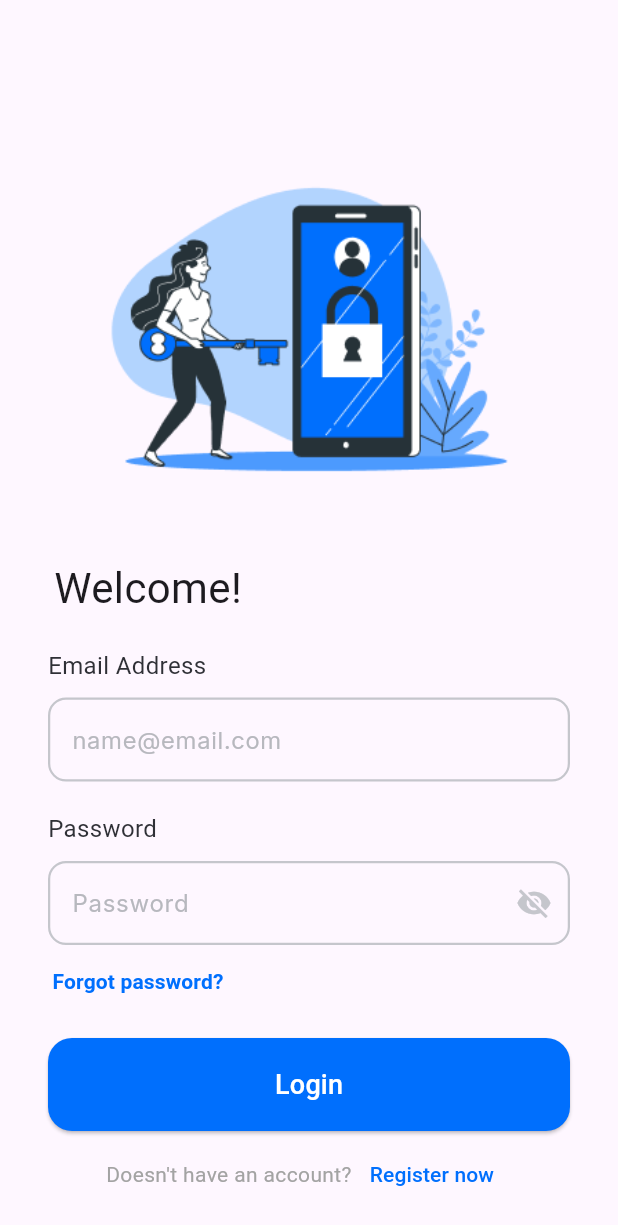
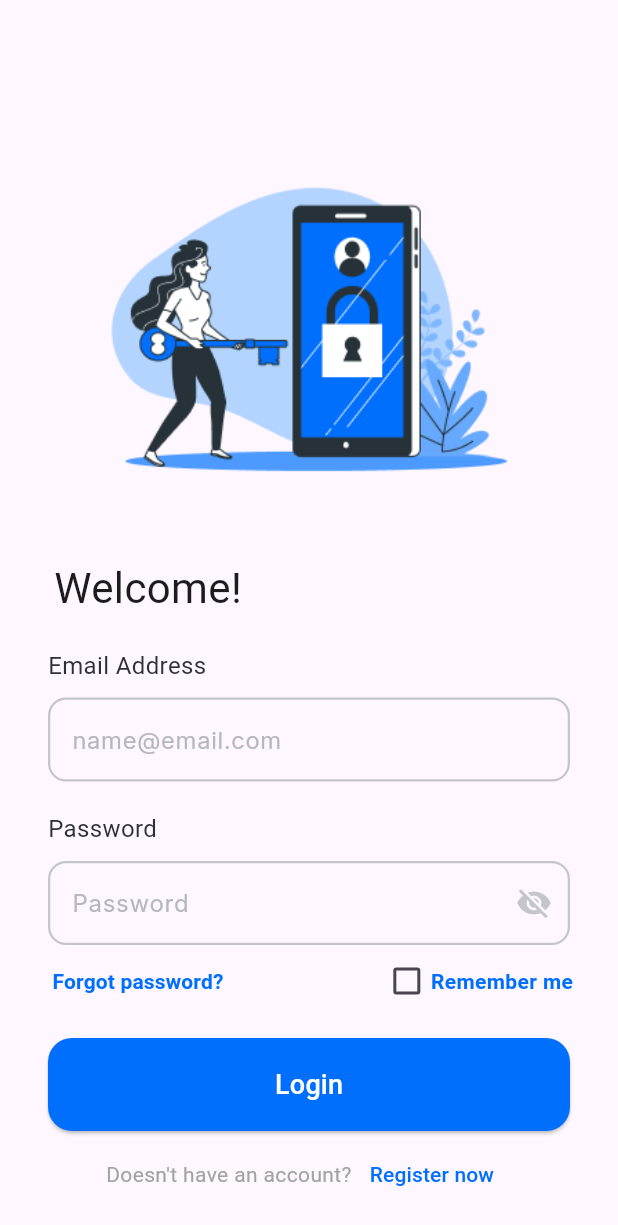
Before and after one commit to jonnytast122/majorWhisper, a Flutter app: the screen it shows after launch, on a phone screen of 412 x 824 dp. Shown: the top 1225 px of the screen. Run offline on Flutter 3.47's test engine with Material 3 defaults, Android fonts, the light colour scheme and no system bars; our stand-ins replace cloud_firestore, firebase_auth, firebase_core, fluttertoast, google_sign_in; accounts and stored records are empty; Roboto replaces fonts that are missing (Inter, Inter-black, Inter-semibold).

Commit message:
remember me checkbox

```diff
--- a/lib/screens/auth/Login.dart
+++ b/lib/screens/auth/Login.dart
@@ -19,6 +19,7 @@
   final TextEditingController _emailController = TextEditingController();
   final TextEditingController _passwordController = TextEditingController();
   bool _isObscured = true;
+  bool _isChecked = false;
   final FirebaseAuth _auth = FirebaseAuth.instance;
   final GoogleSignIn _googleSignIn = GoogleSignIn();
   final FirebaseFirestore _firestore = FirebaseFirestore.instance;
@@ -72,18 +73,18 @@
                 padding: const EdgeInsets.symmetric(horizontal: 16.0),
                 child: TextField(
                   controller: _emailController,
-                  decoration: InputDecoration(
+                  decoration: const InputDecoration(
                     labelText: 'name@email.com',
-                    labelStyle: const TextStyle(
+                    labelStyle: TextStyle(
                       color: Color.fromARGB(255, 183, 184, 190),
                       fontFamily: 'Inter-regular',
                     ),
-                    focusedBorder: const OutlineInputBorder(
+                    focusedBorder: OutlineInputBorder(
                       borderRadius: BorderRadius.all(Radius.circular(12.0)),
                       borderSide:
                           BorderSide(color: Color(0xFF006FFD), width: 1.5),
                     ),
-                    enabledBorder: const OutlineInputBorder(
+                    enabledBorder: OutlineInputBorder(
                       borderRadius: BorderRadius.all(Radius.circular(12.0)),
                       borderSide:
                           BorderSide(color: Color(0xFFC5C6CC), width: 1.5),
@@ -144,9 +145,10 @@
                   ),
                 ),
               ),
-              Align(
-                alignment: Alignment.topLeft,
-                child: Padding(
+              Row(
+                children: [
+                  // "Forgot password?" button on the left
+                  Padding(
                     padding: const EdgeInsets.only(left: 7.0),
                     child: TextButton(
                       onPressed: () {
@@ -167,6 +169,45 @@
                       ),
                     ),
                   ),
+
+                  // Spacer to push "Remember me" to the right
+                  const Spacer(),
+
+                  // "Remember me" with a checkbox
+                  Row(
+                    mainAxisAlignment: MainAxisAlignment.start,
+                    crossAxisAlignment: CrossAxisAlignment
+                        .center, // Aligns checkbox and text vertically
+                    children: [
+                      Padding(
+                        padding: const EdgeInsets.only(
+                            right: 6.0), // Space between checkbox and text
+                        child: Checkbox(
+                          value: _isChecked,
+                          onChanged: (bool? value) {
+                            setState(() {
+                              _isChecked = value ?? false;
+                            });
+                          },
+                          activeColor: const Color(0xFF006FFD),
+                        ),
+                      ),
+                      Transform.translate(
+                        offset: const Offset(-14.0,
+                            0.0), // Adjust offset to move text left or right
+                        child: const Text(
+                          'Remember me',
+                          style: TextStyle(
+                            color: Color(0xFF006FFD),
+                            fontSize: 14,
+                            fontWeight: FontWeight.bold,
+                            fontFamily: 'Inter-semibold',
+                          ),
+                        ),
+                      ),
+                    ],
+                  ),
+                ],
               ),
               const SizedBox(height: 14.0),
               Padding(
--- a/lib/screens/auth/Signup.dart
+++ b/lib/screens/auth/Signup.dart
@@ -88,12 +88,14 @@
                   ),
                   onPressed: () async {
                     Navigator.of(context).pop();
-                    await _sendVerificationEmail();
+
                     Navigator.push(
+                        // ignore: use_build_context_synchronously
                         context,
                         MaterialPageRoute(
                             builder: (context) => const Login()),
                       );
+                    await _sendVerificationEmail();
                   },
                   child: const Text(
                     'YES',
```
Lines whose indentation alone changed are shown as unchanged.
